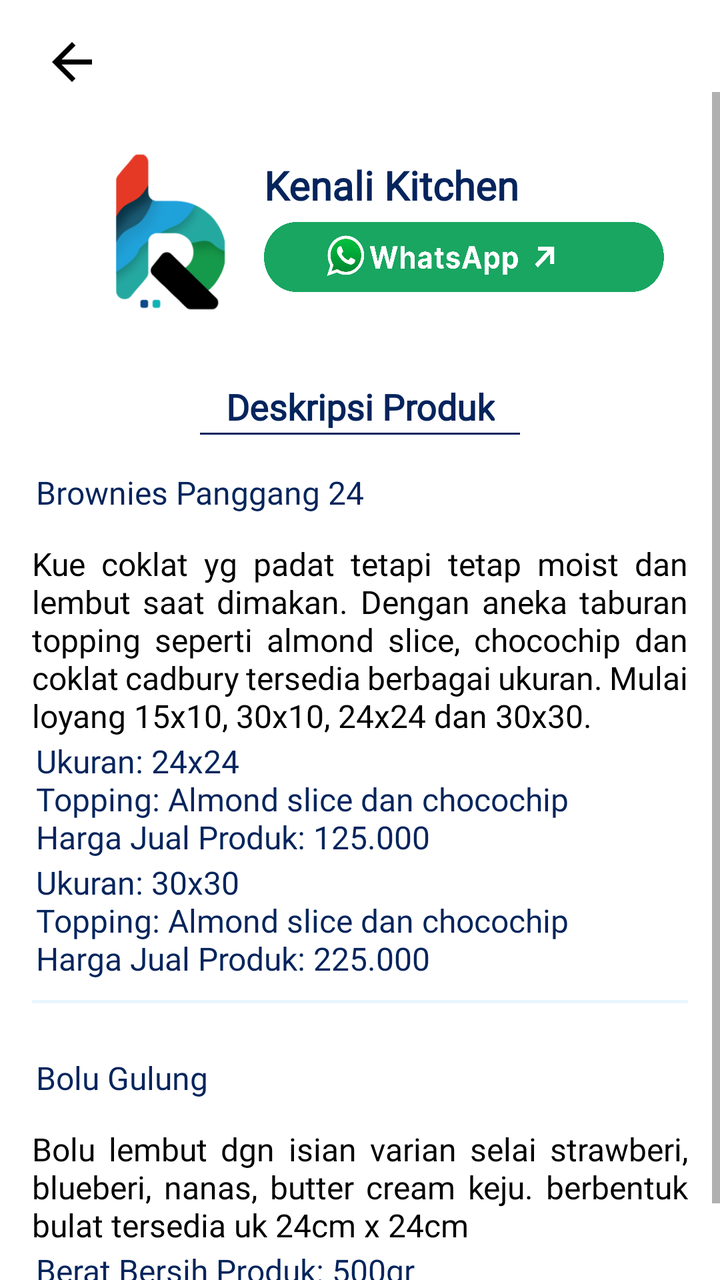
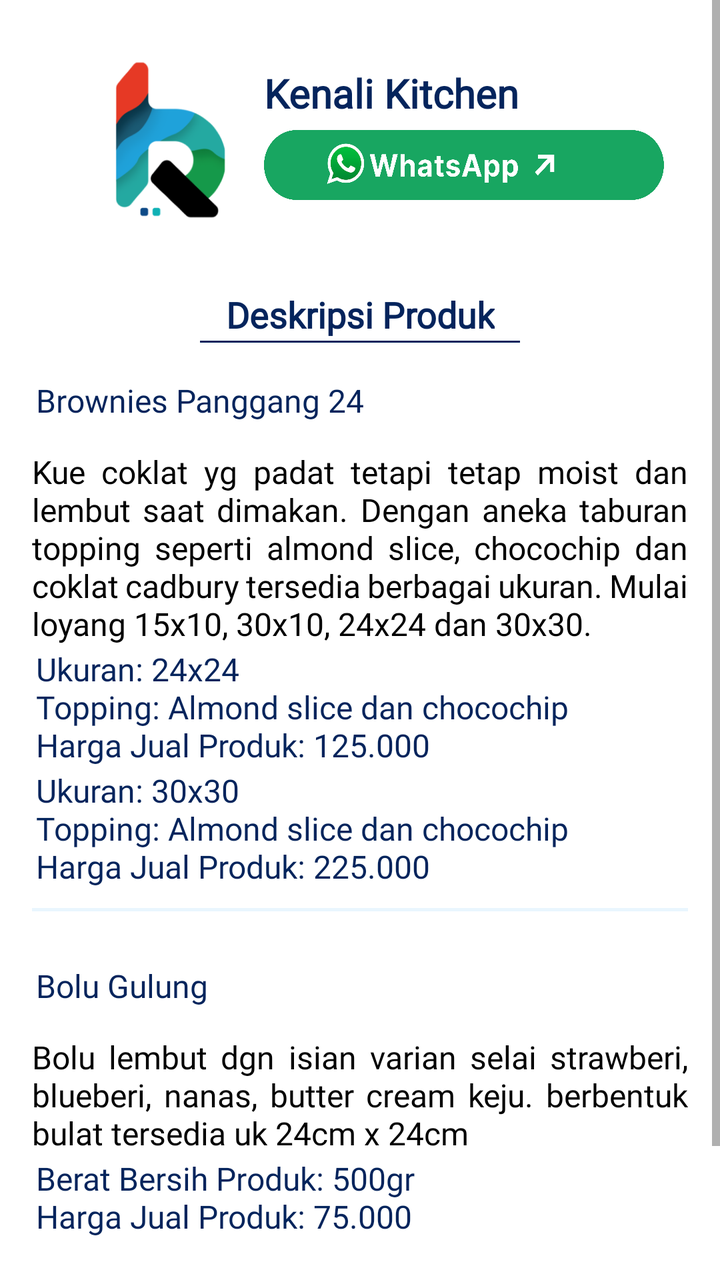

Compare the two renders of this Android layout. The source of the first and the diff that turns it into the second are given below.
<!-- AndroidManifest.xml: application theme Theme.MyApplication -->
<!-- res/layout/detail_umkm_19.xml -->
<?xml version="1.0" encoding="utf-8"?>
<androidx.constraintlayout.widget.ConstraintLayout xmlns:android="http://schemas.android.com/apk/res/android"
    xmlns:tools="http://schemas.android.com/tools"
    xmlns:app="http://schemas.android.com/apk/res-auto"
    android:layout_width="match_parent"
    android:layout_height="match_parent">

    <ImageView
        android:id="@+id/back_arrow"
        android:layout_width="40dp"
        android:layout_height="30dp"
        android:layout_margin="16dp"
        android:src="@drawable/back"
        app:layout_constraintTop_toTopOf="parent"
        app:layout_constraintStart_toStartOf="parent" />

    <ScrollView
        android:layout_width="match_parent"
        android:layout_height="0dp"
        app:layout_constraintTop_toBottomOf="@id/back_arrow"
        app:layout_constraintStart_toStartOf="parent"
        app:layout_constraintEnd_toEndOf="parent"
        app:layout_constraintBottom_toBottomOf="parent">

        <LinearLayout
            android:layout_width="match_parent"
            android:layout_height="wrap_content"
            android:orientation="vertical"
            android:padding="16dp">

            <LinearLayout
                android:id="@+id/umkm1_section"
                android:layout_width="match_parent"
                android:layout_height="wrap_content"
                android:layout_marginTop="2dp"
                android:orientation="horizontal">

                <ImageView
                    android:id="@+id/image_rb"
                    android:layout_width="100dp"
                    android:layout_height="100dp"
                    android:layout_marginTop="2dp"
                    android:src="@drawable/logorb"
                    android:paddingStart="37dp" />

                <LinearLayout
                    android:layout_width="0dp"
                    android:layout_height="wrap_content"
                    android:layout_weight="1"
                    android:orientation="vertical"
                    android:gravity="center_vertical"
                    android:layout_marginStart="16dp">

                    <TextView
                        android:id="@+id/title_umkm2"
                        android:layout_marginTop="15dp"
                        android:layout_width="match_parent"
                        android:layout_height="wrap_content"
                        android:fontFamily="@font/poppins_bold"
                        android:gravity="center_vertical"
                        android:text="Kenali Kitchen"
                        android:textColor="@color/blue"
                        android:textSize="20sp"
                        android:textStyle="bold" />

                    <ImageButton
                        android:id="@+id/button_wa"
                        android:layout_width="200dp"
                        android:layout_height="35dp"
                        android:layout_marginTop="5dp"
                        android:background="@drawable/wa_detail"
                        android:paddingStart="24dp"
                        android:gravity="center"
                        app:layout_constraintBottom_toBottomOf="parent"
                        app:layout_constraintEnd_toEndOf="parent"
                        app:layout_constraintStart_toStartOf="parent" />
                </LinearLayout>
            </LinearLayout>

            <TextView
                android:id="@+id/description_title"
                android:layout_marginTop="25dp"
                android:layout_width="wrap_content"
                android:layout_height="wrap_content"
                android:fontFamily="@font/poppins_bold"
                android:text="Deskripsi Produk"
                android:textColor="@color/blue"
                android:textSize="18sp"
                android:textStyle="bold"
                android:gravity="center_horizontal"
                android:layout_gravity="center_horizontal" />

            <View
                android:id="@+id/line_below_text"
                android:layout_width="160dp"
                android:layout_height="1dp"
                android:layout_marginTop="1dp"
                android:background="@color/blue"
                android:layout_gravity="center_horizontal" />

            <TextView
                android:id="@+id/judul1"
                android:layout_width="match_parent"
                android:layout_height="wrap_content"
                android:layout_marginStart="2dp"
                android:layout_marginTop="18dp"
                android:layout_marginEnd="6dp"
                android:fontFamily="@font/poppins_bold"
                android:text="Brownies Panggang 24"
                android:textColor="@color/blue"
                android:textSize="16sp"
                app:layout_constraintEnd_toEndOf="parent"
                app:layout_constraintStart_toStartOf="parent"/>

            <TextView
                android:id="@+id/text_umkm3"
                android:layout_width="match_parent"
                android:layout_height="wrap_content"
                android:layout_marginTop="14dp"
                android:textSize="16sp"
                android:textColor="@color/black"
                android:justificationMode="inter_word"
                android:fontFamily="@font/poppins_regular"
                android:text="Kue coklat yg padat tetapi tetap moist dan lembut saat dimakan. Dengan aneka taburan topping seperti almond slice, chocochip dan coklat cadbury tersedia berbagai ukuran. Mulai loyang 15x10, 30x10, 24x24 dan 30x30."
                app:layout_constraintTop_toBottomOf="@id/line_below_text" />

            <TextView
                android:id="@+id/harga1"
                android:layout_width="match_parent"
                android:layout_height="wrap_content"
                android:layout_marginStart="2dp"
                android:layout_marginTop="1dp"
                android:layout_marginEnd="16dp"
                android:fontFamily="@font/poppins_bold"
                android:text="Ukuran: 24x24\nTopping: Almond slice dan chocochip\nHarga Jual Produk: 125.000"
                android:textColor="@color/blue"
                android:textSize="16sp"
                app:layout_constraintEnd_toEndOf="parent"
                app:layout_constraintStart_toStartOf="parent" />

            <TextView
                android:id="@+id/harga1_1"
                android:layout_width="match_parent"
                android:layout_height="wrap_content"
                android:layout_marginStart="2dp"
                android:layout_marginTop="1dp"
                android:layout_marginEnd="16dp"
                android:fontFamily="@font/poppins_bold"
                android:text="Ukuran: 30x30\nTopping: Almond slice dan chocochip\nHarga Jual Produk: 225.000"
                android:textColor="@color/blue"
                android:textSize="16sp"
                app:layout_constraintEnd_toEndOf="parent"
                app:layout_constraintStart_toStartOf="parent" />


            <ImageView
                android:id="@+id/image_line2"
                android:layout_width="1000dp"
                android:layout_height="20dp"
                android:scaleType="fitCenter"
                android:src="@drawable/line"
                app:layout_constraintEnd_toEndOf="parent"
                app:layout_constraintStart_toStartOf="parent" />

            <TextView
                android:id="@+id/judul2"
                android:layout_width="match_parent"
                android:layout_height="wrap_content"
                android:layout_marginStart="2dp"
                android:layout_marginTop="18dp"
                android:layout_marginEnd="6dp"
                android:fontFamily="@font/poppins_bold"
                android:text="Bolu Gulung"
                android:textColor="@color/blue"
                android:textSize="16sp"
                app:layout_constraintEnd_toEndOf="parent"
                app:layout_constraintStart_toStartOf="parent"/>

            <TextView
                android:id="@+id/text_umkm3_2"
                android:layout_width="match_parent"
                android:layout_height="wrap_content"
                android:layout_marginTop="14dp"
                android:textSize="16sp"
                android:textColor="@color/black"
                android:justificationMode="inter_word"
                android:fontFamily="@font/poppins_regular"
                android:text="Bolu lembut dgn isian varian selai strawberi, blueberi, nanas, butter cream keju. berbentuk bulat tersedia uk 24cm x 24cm"
                app:layout_constraintTop_toBottomOf="@id/line_below_text" />

            <TextView
                android:id="@+id/harga2"
                android:layout_width="match_parent"
                android:layout_height="wrap_content"
                android:layout_marginStart="2dp"
                android:layout_marginTop="1dp"
                android:layout_marginEnd="16dp"
                android:fontFamily="@font/poppins_bold"
                android:text="Berat Bersih Produk: 500gr\nHarga Jual Produk: 75.000"
                android:textColor="@color/blue"
                android:textSize="16sp"
                app:layout_constraintEnd_toEndOf="parent"
                app:layout_constraintStart_toStartOf="parent" />




        </LinearLayout>
    </ScrollView>

</androidx.constraintlayout.widget.ConstraintLayout>
<!-- resources referenced by this layout -->
<resources>
  <color name="black">#FF000000</color>
  <color name="blue">#04245C</color>
  <!-- drawable back (drawable) -->
  <vector xmlns:android="http://schemas.android.com/apk/res/android" android:autoMirrored="true" android:height="24dp" android:tint="#000000" android:viewportHeight="24" android:viewportWidth="24" android:width="24dp">
        
      <path android:fillColor="@android:color/white" android:pathData="M20,11H7.83l5.59,-5.59L12,4l-8,8 8,8 1.41,-1.41L7.83,13H20v-2z"/>
      
  </vector>
  <!-- drawable line: png bitmap (drawable, 14341 bytes) -->
  <!-- drawable logorb: png bitmap (drawable, 46204 bytes) -->
  <!-- drawable wa_detail: png bitmap (drawable, 111318 bytes) -->
  <style name="Theme.MyApplication" parent="Theme.MaterialComponents.DayNight.DarkActionBar">
          
          <item name="colorPrimary">@color/purple_500</item>
          <item name="colorPrimaryVariant">@color/purple_700</item>
          <item name="colorOnPrimary">@color/white</item>
          
          <item name="colorSecondary">@color/teal_200</item>
          <item name="colorSecondaryVariant">@color/teal_700</item>
          <item name="colorOnSecondary">@color/black</item>
          
          <item name="android:statusBarColor">?attr/colorPrimaryVariant</item>
          
      </style>
  <color name="purple_500">#1FA1D8</color>
  <color name="purple_700">#1FA1D8</color>
  <color name="white">#FFFFFFFF</color>
  <color name="teal_200">#FF03DAC5</color>
  <color name="teal_700">#FF018786</color>
</resources>

<!-- the commit's change to res/layout/detail_umkm_19.xml (unified diff, before → after) -->
@@ -5,19 +5,10 @@
     android:layout_width="match_parent"
     android:layout_height="match_parent">
 
-    <ImageView
-        android:id="@+id/back_arrow"
-        android:layout_width="40dp"
-        android:layout_height="30dp"
-        android:layout_margin="16dp"
-        android:src="@drawable/back"
-        app:layout_constraintTop_toTopOf="parent"
-        app:layout_constraintStart_toStartOf="parent" />
 
     <ScrollView
         android:layout_width="match_parent"
         android:layout_height="0dp"
-        app:layout_constraintTop_toBottomOf="@id/back_arrow"
         app:layout_constraintStart_toStartOf="parent"
         app:layout_constraintEnd_toEndOf="parent"
         app:layout_constraintBottom_toBottomOf="parent">
@@ -202,7 +193,17 @@
                 app:layout_constraintEnd_toEndOf="parent"
                 app:layout_constraintStart_toStartOf="parent" />
 
-
+            <TextView
+                android:id="@+id/kosongdetailkatalog_bpp"
+                android:layout_width="0dp"
+                android:layout_height="wrap_content"
+                android:layout_marginStart="16dp"
+                android:layout_marginTop="58dp"
+                android:layout_marginEnd="16dp"
+                android:textSize="16sp"
+                app:layout_constraintStart_toStartOf="parent"
+                app:layout_constraintEnd_toEndOf="parent"
+                app:layout_constraintTop_toTopOf="parent" />
 
 
         </LinearLayout>
<!-- resource entries referenced after the edit -->
@@ -2,12 +2,6 @@
 <resources>
   <color name="black">#FF000000</color>
   <color name="blue">#04245C</color>
-  <!-- drawable back (drawable) -->
-  <vector xmlns:android="http://schemas.android.com/apk/res/android" android:autoMirrored="true" android:height="24dp" android:tint="#000000" android:viewportHeight="24" android:viewportWidth="24" android:width="24dp">
-        
-      <path android:fillColor="@android:color/white" android:pathData="M20,11H7.83l5.59,-5.59L12,4l-8,8 8,8 1.41,-1.41L7.83,13H20v-2z"/>
-      
-  </vector>
   <!-- drawable line: png bitmap (drawable, 14341 bytes) -->
   <!-- drawable logorb: png bitmap (drawable, 46204 bytes) -->
   <!-- drawable wa_detail: png bitmap (drawable, 111318 bytes) -->
